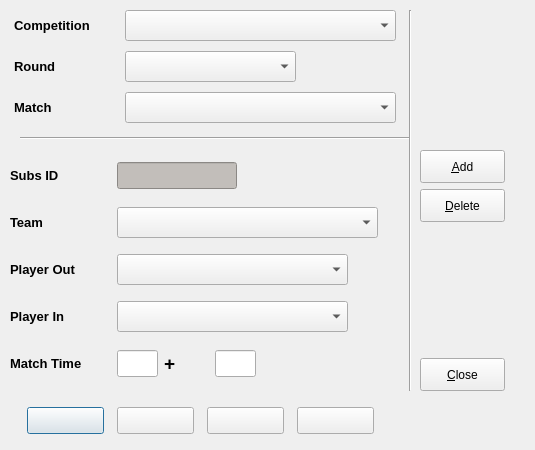
This is code/pyqt/gui/subs_entry.ui in soccermetrics/marcotti-desktop as Qt 5 draws it before an edit. The edited form follows.
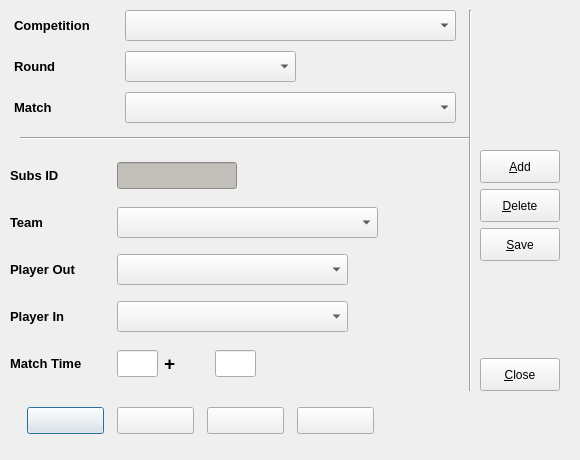
This is the edited form. Icons and pictures are not drawn.

Commit message: Added Save button to UIs, rebuilt autocoded Python files (#13)

Diff of the .ui file:
```diff
--- a/code/pyqt/gui/subs_entry.ui
+++ b/code/pyqt/gui/subs_entry.ui
@@ -6,20 +6,20 @@
    <rect>
     <x>0</x>
     <y>0</y>
-    <width>535</width>
-    <height>450</height>
+    <width>580</width>
+    <height>460</height>
    </rect>
   </property>
   <property name="minimumSize">
    <size>
-    <width>535</width>
-    <height>450</height>
+    <width>580</width>
+    <height>460</height>
    </size>
   </property>
   <property name="maximumSize">
    <size>
-    <width>535</width>
-    <height>450</height>
+    <width>580</width>
+    <height>460</height>
    </size>
   </property>
   <property name="windowTitle">
@@ -146,7 +146,7 @@
     <rect>
      <x>10</x>
      <y>6</y>
-     <width>391</width>
+     <width>451</width>
      <height>121</height>
     </rect>
    </property>
@@ -178,13 +178,13 @@
      <widget class="QComboBox" name="compSelect">
       <property name="minimumSize">
        <size>
-        <width>271</width>
+        <width>331</width>
         <height>31</height>
        </size>
       </property>
       <property name="maximumSize">
        <size>
-        <width>271</width>
+        <width>331</width>
         <height>31</height>
        </size>
       </property>
@@ -256,13 +256,13 @@
      <widget class="QComboBox" name="matchSelect">
       <property name="minimumSize">
        <size>
-        <width>271</width>
+        <width>331</width>
         <height>31</height>
        </size>
       </property>
       <property name="maximumSize">
        <size>
-        <width>271</width>
+        <width>331</width>
         <height>31</height>
        </size>
       </property>
@@ -275,7 +275,7 @@
     <rect>
      <x>20</x>
      <y>130</y>
-     <width>391</width>
+     <width>451</width>
      <height>16</height>
     </rect>
    </property>
@@ -286,7 +286,7 @@
   <widget class="Line" name="line_2">
    <property name="geometry">
     <rect>
-     <x>400</x>
+     <x>460</x>
      <y>10</y>
      <width>20</width>
      <height>381</height>
@@ -574,12 +574,12 @@
     </item>
    </layout>
   </widget>
-  <widget class="QWidget" name="layoutWidget">
+  <widget class="QWidget" name="layoutWidget_2">
    <property name="geometry">
     <rect>
-     <x>420</x>
+     <x>480</x>
      <y>150</y>
-     <width>101</width>
+     <width>91</width>
      <height>241</height>
     </rect>
    </property>
@@ -588,13 +588,13 @@
      <widget class="QPushButton" name="addEntry">
       <property name="minimumSize">
        <size>
-        <width>85</width>
+        <width>80</width>
         <height>33</height>
        </size>
       </property>
       <property name="maximumSize">
        <size>
-        <width>85</width>
+        <width>80</width>
         <height>33</height>
        </size>
       </property>
@@ -614,13 +614,13 @@
      <widget class="QPushButton" name="deleteEntry">
       <property name="minimumSize">
        <size>
-        <width>85</width>
+        <width>80</width>
         <height>33</height>
        </size>
       </property>
       <property name="maximumSize">
        <size>
-        <width>85</width>
+        <width>80</width>
         <height>33</height>
        </size>
       </property>
@@ -636,6 +636,32 @@
       </property>
      </widget>
     </item>
+    <item>
+     <widget class="QPushButton" name="saveEntry">
+      <property name="minimumSize">
+       <size>
+        <width>80</width>
+        <height>33</height>
+       </size>
+      </property>
+      <property name="maximumSize">
+       <size>
+        <width>80</width>
+        <height>33</height>
+       </size>
+      </property>
+      <property name="toolTip">
+       <string>Delete Entry</string>
+      </property>
+      <property name="text">
+       <string>&amp;Save</string>
+      </property>
+      <property name="icon">
+       <iconset resource="fmrd_resources.qrc">
+        <normaloff>:/images/save.png</normaloff>:/images/save.png</iconset>
+      </property>
+     </widget>
+    </item>
     <item>
      <spacer name="verticalSpacer_2">
       <property name="orientation">
@@ -644,7 +670,7 @@
       <property name="sizeHint" stdset="0">
        <size>
         <width>20</width>
-        <height>108</height>
+        <height>168</height>
        </size>
       </property>
      </spacer>
@@ -653,13 +679,13 @@
      <widget class="QPushButton" name="closeButton">
       <property name="minimumSize">
        <size>
-        <width>85</width>
+        <width>80</width>
         <height>33</height>
        </size>
       </property>
       <property name="maximumSize">
        <size>
-        <width>85</width>
+        <width>80</width>
         <height>33</height>
        </size>
       </property>
```
The commit also changes 52 other files.
